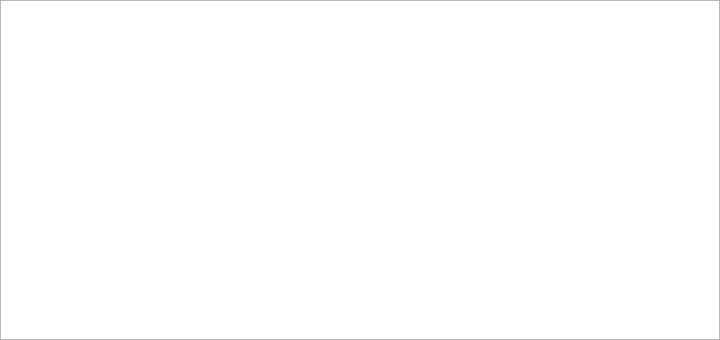
Above: src/qsamplerInstrumentListForm.ui from rncbc/qsampler before the change. Below: the same form after it.
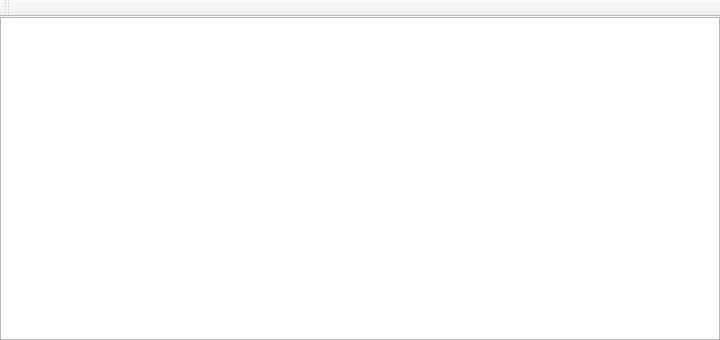
That is the form after the change. Icons and pictures are not drawn.

```diff
--- a/src/qsamplerInstrumentListForm.ui
+++ b/src/qsamplerInstrumentListForm.ui
@@ -49,6 +49,14 @@
     </item>
    </layout>
   </widget>
+  <widget class="QToolBar" name="InstrumentToolbar" >
+   <property name="orientation" >
+    <enum>Qt::Horizontal</enum>
+   </property>
+   <attribute name="toolBarArea" >
+    <number>4</number>
+   </attribute>
+  </widget>
   <action name="newInstrumentAction" >
    <property name="icon" >
     <iconset resource="../icons/qsampler.qrc" >:/icons/itemNew.png</iconset>
```
